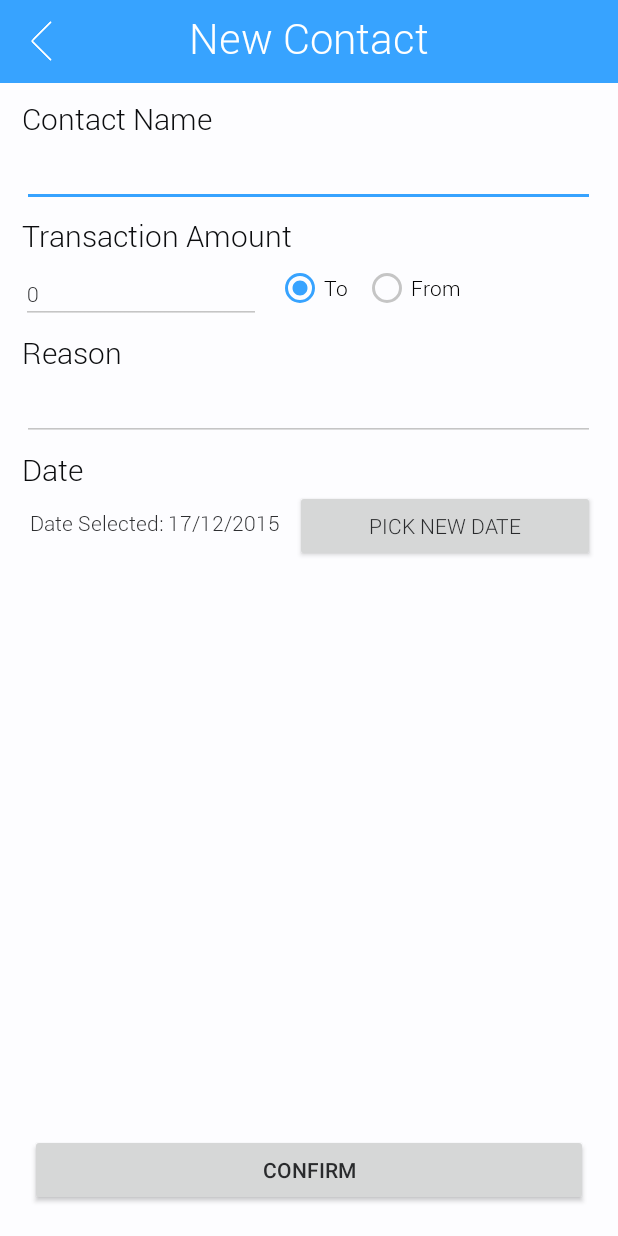
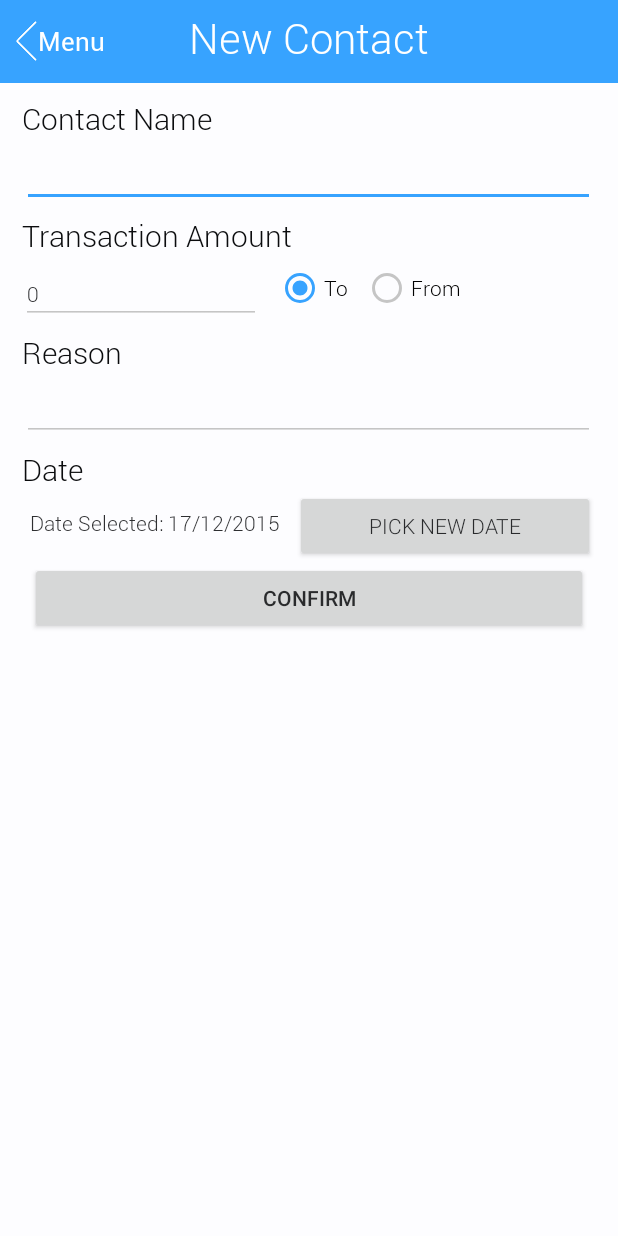
Before and after one commit to wolfbytestudio/Tappers, an Android app: the screen it shows after launch (NewContact), after a tap on an icon or button, on a phone screen of 412 x 824 dp. Run offline under Robolectric (Android 15) with nearby library versions, the phone set to English and light mode, and no system bars.

Commit message:
Bug Fixes

```diff
--- a/Tappers/app/src/main/java/com/example/zack/tapperstesting/MainActivity.java
+++ b/Tappers/app/src/main/java/com/example/zack/tapperstesting/MainActivity.java
@@ -9,7 +9,6 @@ import android.view.Menu;
 import android.view.MenuItem;
 import android.view.View;
 import android.widget.AdapterView;
-import android.widget.ImageButton;
 import android.widget.ImageView;
 import android.widget.ListView;
 import android.widget.TextView;
@@ -23,11 +22,9 @@ import com.example.zack.tapperstesting.contact.NewContact;
 import com.example.zack.tapperstesting.transaction.Transaction;
 import com.example.zack.tapperstesting.transaction.TransactionType;
 import com.example.zack.tapperstesting.util.ActivityUtils;
-import com.example.zack.tapperstesting.util.Loader;
-import com.example.zack.tapperstesting.util.Saver;
+import com.example.zack.tapperstesting.util.LoadHandler;
+import com.example.zack.tapperstesting.util.SaveHandler;
 
-import java.io.File;
-import java.io.FileOutputStream;
 import java.util.ArrayList;
 import java.util.HashMap;
 
@@ -61,7 +58,7 @@ public class MainActivity extends Activity {
     /**
      * Object for handling saving
      */
-    public Saver save;
+    public SaveHandler save;
 
     @Override
     protected void onCreate(Bundle savedInstanceState) {
@@ -71,13 +68,13 @@ public class MainActivity extends Activity {
         contacts = new ArrayList<>();
 
 
-        Loader load = new Loader(getApplicationContext());
+        LoadHandler load = new LoadHandler(getApplicationContext());
         load.load();
 
         contacts = load.getContacts();
 
         //contacts.clear();
-        save = new Saver(contacts, getApplicationContext());
+        save = new SaveHandler(contacts, getApplicationContext());
 
 
 
@@ -230,7 +227,7 @@ public class MainActivity extends Activity {
                             new Transaction(TransactionType.FROM, 0, "0/0/0", "Reason Unspecific")
                     );
                     customListViewAdapter.notifyDataSetChanged();
-                    Saver saver = new Saver(contacts, getApplicationContext());
+                    SaveHandler saver = new SaveHandler(contacts, getApplicationContext());
                     saver.save();
                     return;
                 }
@@ -244,7 +241,7 @@ public class MainActivity extends Activity {
                 }catch(Exception e) {
                     Log.d("abc", "ERROR: " + e.toString());
                 }
-                Saver saver = new Saver(contacts, getApplicationContext());
+                SaveHandler saver = new SaveHandler(contacts, getApplicationContext());
                 saver.save();
                 ContactUtil.contact = null;
             }
--- a/Tappers/app/src/main/java/com/example/zack/tapperstesting/contact/ContactPage.java
+++ b/Tappers/app/src/main/java/com/example/zack/tapperstesting/contact/ContactPage.java
@@ -20,6 +20,8 @@ import com.example.zack.tapperstesting.transaction.NewTransaction;
 import com.example.zack.tapperstesting.R;
 import com.example.zack.tapperstesting.adapter.TransactionListAdapter;
 import com.example.zack.tapperstesting.util.ActivityUtils;
+
+import org.w3c.dom.Text;
 
 import java.util.HashMap;
 
@@ -50,10 +52,12 @@ public class ContactPage extends Activity {
         Typeface light = Typeface.createFromAsset(getAssets(), "fonts/Roboto-Light.ttf");
         Typeface regular = Typeface.createFromAsset(getAssets(), "fonts/Roboto-Regular.ttf");
 
-
         fonts.put("thin", thin);
         fonts.put("light", light);
         fonts.put("regular", regular);
+
+        TextView lblBackContacts = (TextView) findViewById(R.id.lblBackContacts);
+        lblBackContacts.setTypeface(fonts.get("regular"));
 
         txtTotal.setTypeface(fonts.get("light"));
         txtTotal.setText(getIntent().getStringExtra("total"));
--- a/Tappers/app/src/main/java/com/example/zack/tapperstesting/contact/NewContact.java
+++ b/Tappers/app/src/main/java/com/example/zack/tapperstesting/contact/NewContact.java
@@ -45,8 +45,8 @@ public class NewContact extends Activity {
         Typeface light = Typeface.createFromAsset(getAssets(), "fonts/Roboto-Light.ttf");
         Typeface regular = Typeface.createFromAsset(getAssets(), "fonts/Roboto-Regular.ttf");
 
-
-
+        TextView lblBackContacts = (TextView) findViewById(R.id.lblBackContactsNew);
+        lblBackContacts.setTypeface(regular);
 
         TextView title = (TextView) findViewById(R.id.contact_title);
         TextView lblContactName = (TextView) findViewById(R.id.lblContactName);
--- a/Tappers/app/src/main/java/com/example/zack/tapperstesting/util/Loader.java
+++ b/Tappers/app/src/main/java/com/example/zack/tapperstesting/util/LoadHandler.java
@@ -23,7 +23,7 @@ import java.util.ArrayList;
 /**
  * Created by Zack on 16/12/2015.
  */
-public class Loader
+public class LoadHandler
 {
 
     private ArrayList<Contact> contacts;
@@ -37,7 +37,7 @@ public class Loader
 
     private Context context;
 
-    public Loader (Context context)
+    public LoadHandler(Context context)
     {
         this.context = context;
     }
--- a/Tappers/app/src/main/java/com/example/zack/tapperstesting/util/Saver.java
+++ b/Tappers/app/src/main/java/com/example/zack/tapperstesting/util/SaveHandler.java
@@ -15,7 +15,7 @@ import java.util.ArrayList;
 /**
  * Created by Zack on 16/12/2015.
  */
-public class Saver {
+public class SaveHandler {
 
     private ArrayList<Contact> contacts;
 
@@ -25,7 +25,7 @@ public class Saver {
 
     private Context context;
 
-    public Saver(ArrayList<Contact> contacts, Context context)
+    public SaveHandler(ArrayList<Contact> contacts, Context context)
     {
         this.contacts = contacts;
         this.context = context;
--- /dev/null
+++ b/Tappers/app/src/main/res/anim/scale.xml
@@ -0,0 +1,4 @@
+<?xml version="1.0" encoding="utf-8"?>
+<set xmlns:android="http://schemas.android.com/apk/res/android">
+
+</set>
--- a/Tappers/app/src/main/res/layout/activity_new_contact.xml
+++ b/Tappers/app/src/main/res/layout/activity_new_contact.xml
@@ -5,15 +5,8 @@
     android:theme="@style/AppTheme"
     tools:context="com.example.zack.tapperstesting.contact.NewContact">
 
-
-    <LinearLayout
-        android:layout_width="wrap_content"
-        android:layout_height="55dp">
-
-    </LinearLayout>
-
     <TextView
-        android:layout_width="wrap_content"
+        android:layout_width="fill_parent"
         android:layout_height="wrap_content"
         android:textAppearance="?android:attr/textAppearanceLarge"
         android:text="New Contact"
@@ -28,9 +21,47 @@
         android:paddingBottom="5dp"
         android:minWidth="700dp"
         android:layout_alignParentTop="true"
-        android:layout_centerHorizontal="true"
         android:textColor="#ffffff"
-        android:background="@drawable/title_border" />
+        android:background="@drawable/title_border"
+        android:layout_alignParentStart="true"
+        android:layout_alignParentEnd="true" />
+
+    <TextView
+        android:layout_width="wrap_content"
+        android:layout_height="54.5dp"
+        android:gravity="center"
+        android:layout_marginLeft="25dp"
+        android:textSize="17dp"
+        android:id="@+id/lblBackContactsNew"
+        android:text="Menu"
+        android:background="@null"
+        android:fontFamily="sans-serif-light"
+        android:textColor="#FFFFFF" />
+
+    <ImageButton
+        android:layout_width="75dp"
+        android:layout_height="54.5dp"
+        android:id="@+id/btnBackNewContact"
+        android:background="@null"
+        android:scaleType="fitCenter"
+        android:paddingRight="40dp"
+        android:cropToPadding="true"
+        android:paddingTop="14dp"
+        android:paddingBottom="14dp"
+        android:src="@drawable/back_arrow"
+        android:layout_above="@+id/txtTotal"
+        android:layout_alignParentTop="true" />
+
+    <ScrollView
+        android:layout_width="fill_parent"
+        android:layout_height="fill_parent"
+        android:layout_alignParentStart="true"
+        android:layout_below="@+id/contact_title">
+
+        <RelativeLayout
+            android:layout_width="fill_parent"
+            android:layout_height="fill_parent">
+
 
             <TextView
                 android:layout_width="fill_parent"
@@ -186,27 +217,22 @@
                 android:layout_alignTop="@+id/btnPickNewDate"
                 android:layout_alignParentStart="true" />
 
+
+
             <Button
                 android:layout_width="fill_parent"
                 android:layout_height="wrap_content"
                 android:layout_marginLeft="20dp"
                 android:layout_marginRight="20dp"
-        android:layout_marginBottom="20dp"
-        android:layout_alignParentBottom="true"
                 android:text="Confirm"
-        android:id="@+id/cmdConfirm"/>
+                android:id="@+id/cmdConfirm"
+                android:layout_below="@+id/btnPickNewDate"
+                android:layout_centerHorizontal="true" />
+        </RelativeLayout>
 
-    <ImageButton
-        android:layout_width="55dp"
-        android:layout_height="54.5dp"
-        android:id="@+id/btnBackNewContact"
-        android:background="@null"
-        android:scaleType="fitCenter"
-        android:cropToPadding="true"
-        android:paddingTop="14dp"
-        android:paddingBottom="14dp"
-        android:src="@drawable/back_arrow"
-        android:layout_above="@+id/txtTotal"
-        android:layout_alignParentTop="true" />
+    </ScrollView>
+
+
+
 
 </RelativeLayout>
--- a/Tappers/app/src/main/res/layout/list_row.xml
+++ b/Tappers/app/src/main/res/layout/list_row.xml
@@ -71,7 +71,7 @@
         android:src="@drawable/bin_history"
         android:layout_centerVertical="true"
         android:layout_alignEnd="@+id/date"
-        android:layout_marginTop="10dp"
+        android:layout_marginTop="15dp"
         android:focusable="false"/>
 
 
```
Also changed, not shown: Tappers/app/src/main/java/com/example/zack/tapperstesting/adapter/MainListAdapter.java (+0 -9 lines), Tappers/app/src/main/java/com/example/zack/tapperstesting/transaction/NewTransaction.java (+25 -2 lines), Tappers/app/src/main/res/layout/activity_contact_page.xml (+18 -1 lines), Tappers/app/src/main/res/layout/activity_new_transaction.xml (+27 -3 lines). Lines whose indentation alone changed are shown as unchanged.
